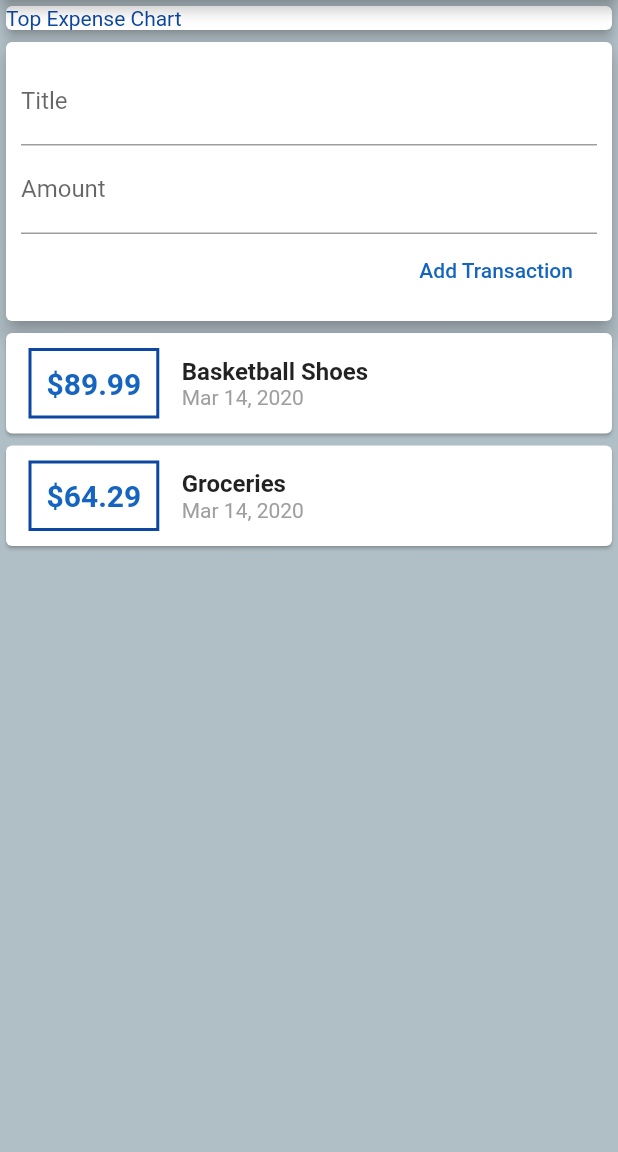
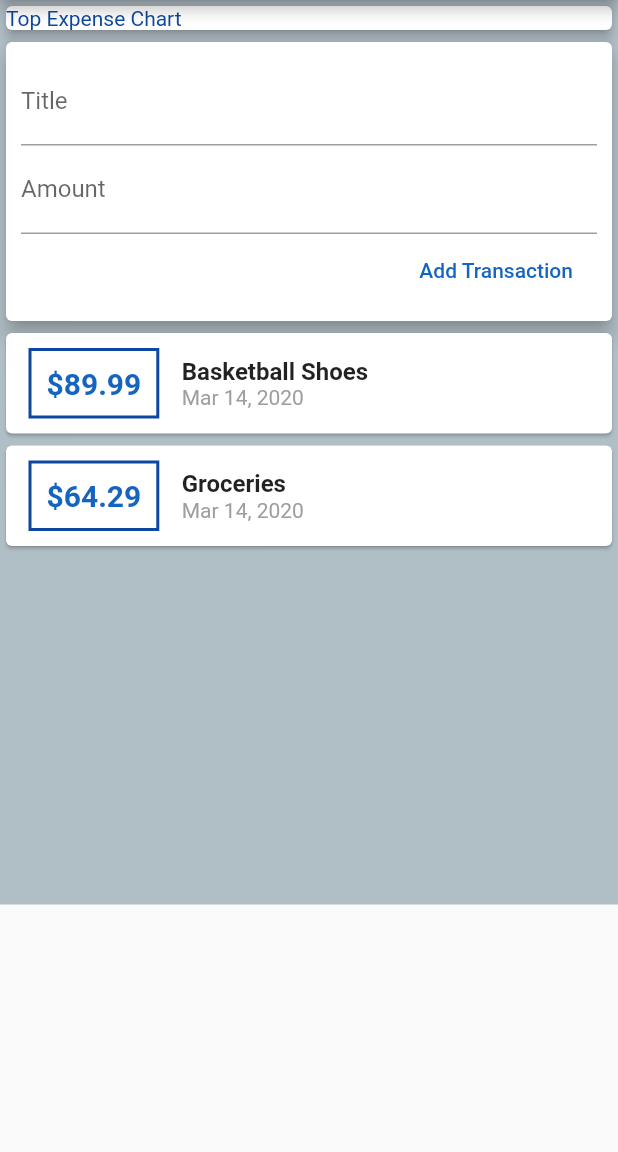
Before and after one commit to MatthewKaplan/weekly-expense-tracker, a Flutter app: the screen it shows after launch, after a tap on "Add Transaction", on a phone screen of 412 x 824 dp, the part 84-1236 px from its top. Run offline on Flutter 3.47's test engine with Material 2 defaults, Android fonts, the phone set to English and light mode, and no system bars.

Commit message:
Form validations and scroll view for transactions

```diff
--- a/lib/main.dart
+++ b/lib/main.dart
@@ -26,6 +26,7 @@ class MyHomePage extends StatelessWidget {
       ),
       body: Container(
         color: Colors.blueGrey[200],
+        child: SingleChildScrollView(
           child: Column(
             crossAxisAlignment: CrossAxisAlignment.stretch,
             children: <Widget>[
@@ -42,6 +43,7 @@ class MyHomePage extends StatelessWidget {
             ],
           ),
         ),
+      ),
     );
   }
 }
--- a/lib/widgets/new_transaction.dart
+++ b/lib/widgets/new_transaction.dart
@@ -6,6 +6,16 @@ class NewTransaction extends StatelessWidget {
   String amountInput;
 
   NewTransaction(this.addTransaction);
+
+  void submitData() {
+    final enteredAmount = double.parse(amountInput);
+
+    if (titleInput.isEmpty || enteredAmount <= 0) {
+      return;
+    }
+
+    addTransaction(titleInput, enteredAmount);
+  }
 
   @override
   Widget build(BuildContext context) {
@@ -19,15 +29,18 @@ class NewTransaction extends StatelessWidget {
             TextField(
               decoration: InputDecoration(labelText: 'Title'),
               onChanged: (val) => titleInput = val,
+              onSubmitted: (_) => submitData(),
             ),
             TextField(
               decoration: InputDecoration(labelText: 'Amount'),
               onChanged: (val) => amountInput = val,
+              keyboardType: TextInputType.number,
+              onSubmitted: (_) => submitData(),
             ),
             FlatButton(
               child: Text('Add Transaction'),
               textColor: Colors.blue[800],
-              onPressed: () => addTransaction(titleInput, double.parse(amountInput)),
+              onPressed: submitData,
             )
           ],
         ),
--- a/lib/widgets/transaction_list.dart
+++ b/lib/widgets/transaction_list.dart
@@ -10,7 +10,10 @@ class TransactionList extends StatelessWidget {
 
   @override
   Widget build(BuildContext context) {
-    return Column(
+    return Container(
+      height: 385,
+      child: SingleChildScrollView(
+        child: Column(
           children: transactions.map((transaction) {
             return Card(
               child: Row(
@@ -27,7 +30,7 @@ class TransactionList extends StatelessWidget {
                       )),
                       padding: EdgeInsets.all(10),
                       child: Text(
-                    '\$${transaction.amount}',
+                        '\$${transaction.amount.toStringAsFixed(2)}',
                         style: TextStyle(
                           fontWeight: FontWeight.bold,
                           fontSize: 20,
@@ -39,8 +42,8 @@ class TransactionList extends StatelessWidget {
                       children: <Widget>[
                         Text(
                           transaction.title,
-                      style:
-                          TextStyle(fontSize: 16, fontWeight: FontWeight.bold),
+                          style: TextStyle(
+                              fontSize: 16, fontWeight: FontWeight.bold),
                         ),
                         Text(
                           DateFormat.yMMMd().format(transaction.date),
@@ -51,6 +54,8 @@ class TransactionList extends StatelessWidget {
               ),
             );
           }).toList(),
+        ),
+      ),
     );
   }
 }
```
Lines whose indentation alone changed are shown as unchanged.
